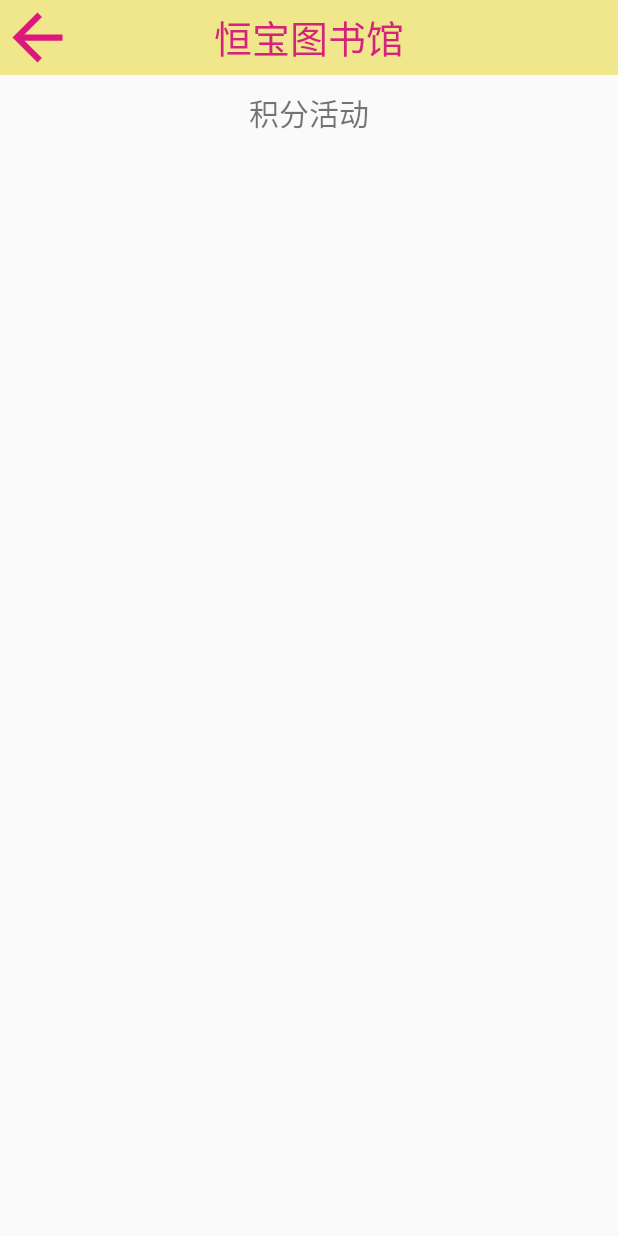
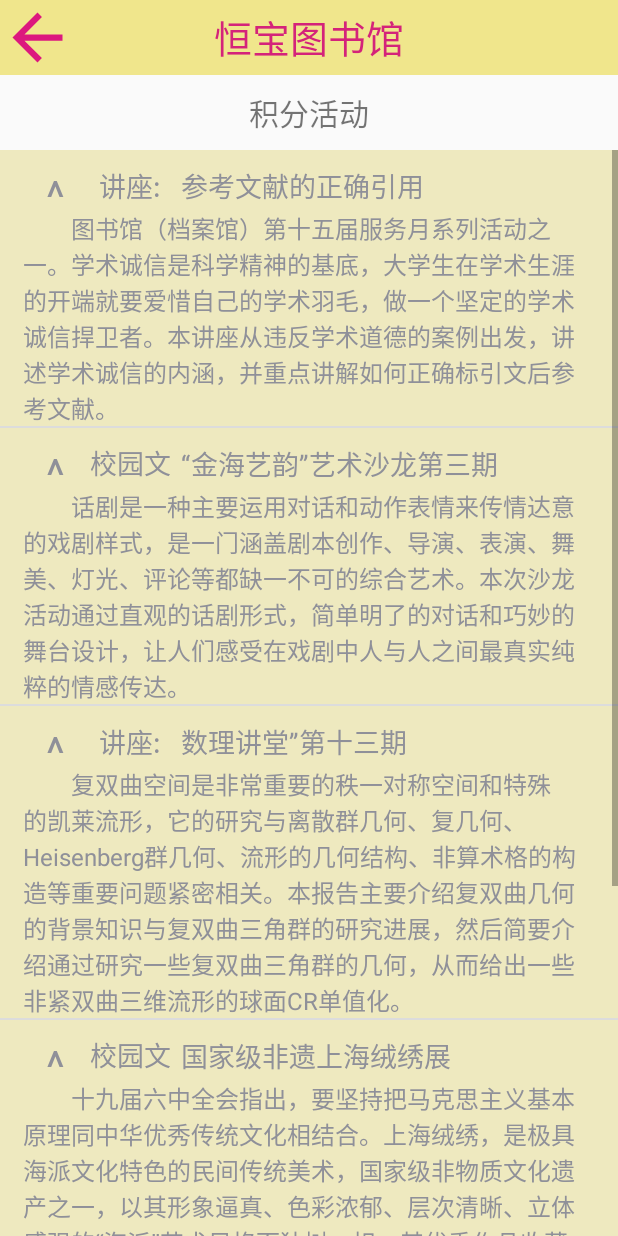
Before and after one commit to 17530588817/myLibrary, an Android app: the DefaultFragment screen opened directly, with no data from a screen before it, after a tap on "积分活动", on a phone screen of 412 x 824 dp. Run offline under Robolectric (Android 15) with nearby library versions, the phone set to English and light mode, and no system bars; our stand-ins replace CircleImageView; 4 statements that could not run were skipped; 3 other taps on this screen came first.

Commit message:
第18次: 1.main.default界面的GV的点击事件---完成 2.default.GV的no.1的点击事件---完成 3.待做《me界面的listview的点击》

```diff
--- a/app/src/main/AndroidManifest.xml
+++ b/app/src/main/AndroidManifest.xml
@@ -18,7 +18,7 @@
         android:supportsRtl="true"
         android:theme="@style/Theme.Library">
         <activity
-            android:name=".activity.CodePartyAvtivity"
+            android:name=".activity.CodePartyActivity"
             android:exported="true" />
         <activity
             android:name=".activity.InCodeActivity"
--- /dev/null
+++ b/app/src/main/java/com/heng/myLibrary/activity/CodePartyActivity.java
@@ -0,0 +1,67 @@
+package com.heng.myLibrary.activity;
+
+import androidx.appcompat.app.AppCompatActivity;
+
+import android.os.Bundle;
+import android.view.View;
+import android.widget.ImageView;
+import android.widget.ListView;
+
+import com.heng.myLibrary.R;
+import com.heng.myLibrary.adapter.CodePartyLvAdapter;
+import com.heng.myLibrary.database.bean.CodePartyItemBean;
+
+import java.util.ArrayList;
+import java.util.List;
+
+/**
+ * @author : HengZhang
+ * @date : 2021/12/21 22:29
+ * <p>
+ * 积分活动界面
+ */
+
+public class CodePartyActivity extends AppCompatActivity {
+
+    ListView codePartyLv;
+    ImageView codePartyBack;
+    List<CodePartyItemBean> mDatas;
+
+    @Override
+    protected void onCreate(Bundle savedInstanceState) {
+        super.onCreate(savedInstanceState);
+        setContentView(R.layout.activity_code_party_activity);
+
+        codePartyLv = findViewById(R.id.code_party_lv);
+        codePartyBack = findViewById(R.id.code_party_back);
+        codePartyBack.setOnClickListener(new View.OnClickListener() {
+            @Override
+            public void onClick(View view) {
+                finish();
+            }
+        });
+        showCodeParties();
+    }
+
+    private void showCodeParties() {
+        mDatas = new ArrayList<>();
+        CodePartyItemBean codePartyItemBean1 = new CodePartyItemBean("讲座:", "参考文献的正确引用",
+                "        图书馆（档案馆）第十五届服务月系列活动之一。学术诚信是科学精神的基底，大学生在学术生涯的开端就要爱惜自己的学术羽毛，做一个坚定的学术诚信捍卫者。本讲座从违反学术道德的案例出发，讲述学术诚信的内涵，并重点讲解如何正确标引文后参考文献。");
+        CodePartyItemBean codePartyItemBean2 = new CodePartyItemBean("校园文化:", "“金海艺韵”艺术沙龙第三期",
+                "        话剧是一种主要运用对话和动作表情来传情达意的戏剧样式，是一门涵盖剧本创作、导演、表演、舞美、灯光、评论等都缺一不可的综合艺术。本次沙龙活动通过直观的话剧形式，简单明了的对话和巧妙的舞台设计，让人们感受在戏剧中人与人之间最真实纯粹的情感传达。");
+        CodePartyItemBean codePartyItemBean3 = new CodePartyItemBean("讲座:", "数理讲堂”第十三期",
+                "        复双曲空间是非常重要的秩一对称空间和特殊的凯莱流形，它的研究与离散群几何、复几何、Heisenberg群几何、流形的几何结构、非算术格的构造等重要问题紧密相关。本报告主要介绍复双曲几何的背景知识与复双曲三角群的研究进展，然后简要介绍通过研究一些复双曲三角群的几何，从而给出一些非紧双曲三维流形的球面CR单值化。");
+        CodePartyItemBean codePartyItemBean4 = new CodePartyItemBean("校园文化:", "国家级非遗上海绒绣展",
+                "        十九届六中全会指出，要坚持把马克思主义基本原理同中华优秀传统文化相结合。上海绒绣，是极具海派文化特色的民间传统美术，国家级非物质文化遗产之一，以其形象逼真、色彩浓郁、层次清晰、立体感强的“海派”艺术风格而独树一帜，其优秀作品收藏展示于人民大会堂等国家重要场馆之中。为全面贯彻落实党的十九届六中全会精神，在青年学子中更好地传承发展中华优秀传统文化，本展览将选取上海绒绣中以“中国世界文化遗产”“祖国风光”“城市风景”“中国动物”等为主题创作的作品进行集中展示，重点展示中国锦绣河山和盛世图景，传播中国传统文化、红色文化、海派文化，并在高校掀起保护和传承非遗的热潮，激活非遗魅力，厚植大学生爱国主义情怀，提升高校师生艺术审美水平。");
+        CodePartyItemBean codePartyItemBean5 = new CodePartyItemBean("讲座:", "二维环面上的五次薛定谔方程拟周期解的构造 ",
+                "        本报告主要介绍一个无穷维哈密顿系统的KAM理论。作为一个应用报告者将给出一类二维环面上的五次薛定谔方程拟周期解的构造。");
+
+        mDatas.add(codePartyItemBean1);
+        mDatas.add(codePartyItemBean2);
+        mDatas.add(codePartyItemBean3);
+        mDatas.add(codePartyItemBean4);
+        mDatas.add(codePartyItemBean5);
+        CodePartyLvAdapter adapter = new CodePartyLvAdapter(getBaseContext(), mDatas);
+        codePartyLv.setAdapter(adapter);
+    }
+}
--- a/app/src/main/java/com/heng/myLibrary/activity/CodePartyAvtivity.java
+++ /dev/null
@@ -1,16 +0,0 @@
-package com.heng.myLibrary.activity;
-
-import androidx.appcompat.app.AppCompatActivity;
-
-import android.os.Bundle;
-
-import com.heng.myLibrary.R;
-
-public class CodePartyAvtivity extends AppCompatActivity {
-
-    @Override
-    protected void onCreate(Bundle savedInstanceState) {
-        super.onCreate(savedInstanceState);
-        setContentView(R.layout.activity_code_party_avtivity);
-    }
-}
--- a/app/src/main/java/com/heng/myLibrary/activity/InCodeActivity.java
+++ b/app/src/main/java/com/heng/myLibrary/activity/InCodeActivity.java
@@ -9,6 +9,8 @@ import android.widget.ImageView;
 import com.heng.myLibrary.R;
 
 /**
+ * @author : HengZhang
+ * @date : 2021/12/21 22:19
  * 入馆码界面
  */
 public class InCodeActivity extends AppCompatActivity {
@@ -18,7 +20,7 @@ public class InCodeActivity extends AppCompatActivity {
     @Override
     protected void onCreate(Bundle savedInstanceState) {
         super.onCreate(savedInstanceState);
-        setContentView(R.layout.activity_in_code_avtivity);
+        setContentView(R.layout.activity_in_code_activity);
 
         backImg = findViewById(R.id.incode_back);
         backImg.setOnClickListener(new View.OnClickListener() {
--- /dev/null
+++ b/app/src/main/java/com/heng/myLibrary/adapter/CodePartyLvAdapter.java
@@ -0,0 +1,76 @@
+package com.heng.myLibrary.adapter;
+
+import android.content.Context;
+import android.view.LayoutInflater;
+import android.view.View;
+import android.view.ViewGroup;
+import android.widget.BaseAdapter;
+import android.widget.TextView;
+
+import com.heng.myLibrary.R;
+import com.heng.myLibrary.database.bean.CodePartyItemBean;
+
+import java.util.List;
+
+/**
+ * @author : HengZhang
+ * @date : 2021/12/21 21:28
+ * <p>
+ * 积分活动lv的适配器
+ */
+
+public class CodePartyLvAdapter extends BaseAdapter {
+    Context context;
+    List<CodePartyItemBean> mDatas;
+
+    public CodePartyLvAdapter(Context context, List<CodePartyItemBean> mDatas) {
+        this.context = context;
+        this.mDatas = mDatas;
+    }
+
+    @Override
+    public int getCount() {
+        return mDatas.size();
+    }
+
+    @Override
+    public Object getItem(int position) {
+        return mDatas.get(position);
+    }
+
+    @Override
+    public long getItemId(int position) {
+        return position;
+    }
+
+    @Override
+    public View getView(int position, View convertView, ViewGroup viewGroup) {
+
+        CodePartyLvAdapter.ViewHolder holder = null;
+
+        if (convertView == null) {
+            convertView = LayoutInflater.from(context).inflate(R.layout.item_code_party_lv, null);
+            holder = new CodePartyLvAdapter.ViewHolder(convertView);
+            convertView.setTag(holder);
+        } else {
+            holder = (CodePartyLvAdapter.ViewHolder) convertView.getTag();
+        }
+        CodePartyItemBean codePartyItemBean = mDatas.get(position);
+        holder.codePartyItemTitleLv.setText(codePartyItemBean.getCodePartyItemBeanTitle());
+        holder.codePartyItemContentLv.setText(codePartyItemBean.getCodePartyItemBeanContent());
+        holder.codePartyItemCategoryLv.setText(codePartyItemBean.getCodePartyItemBeanCategory());
+
+        return convertView;
+    }
+
+    static class ViewHolder {
+        TextView codePartyItemCategoryLv,codePartyItemTitleLv, codePartyItemContentLv;
+
+        public ViewHolder(View view) {
+            codePartyItemTitleLv = view.findViewById(R.id.code_party_item_title);
+            codePartyItemCategoryLv = view.findViewById(R.id.code_party_item_category);
+            codePartyItemContentLv = view.findViewById(R.id.code_party_item_content);
+
+        }
+    }
+}
--- /dev/null
+++ b/app/src/main/java/com/heng/myLibrary/database/bean/CodePartyItemBean.java
@@ -0,0 +1,53 @@
+package com.heng.myLibrary.database.bean;
+
+/**
+ * @author : HengZhang
+ * @date : 2021/12/21 21:29
+ *
+ * 积分活动的bean
+ */
+
+public class CodePartyItemBean {
+    private String codePartyItemBeanCategory;
+    private String codePartyItemBeanTitle;
+    private String codePartyItemBeanContent;
+
+    public CodePartyItemBean(String codePartyItemBeanCategory, String codePartyItemBeanTitle, String codePartyItemBeanContent) {
+        this.codePartyItemBeanCategory = codePartyItemBeanCategory;
+        this.codePartyItemBeanTitle = codePartyItemBeanTitle;
+        this.codePartyItemBeanContent = codePartyItemBeanContent;
+    }
+
+    public String getCodePartyItemBeanCategory() {
+        return codePartyItemBeanCategory;
+    }
+
+    public void setCodePartyItemBeanCategory(String codePartyItemBeanCategory) {
+        this.codePartyItemBeanCategory = codePartyItemBeanCategory;
+    }
+
+    public String getCodePartyItemBeanTitle() {
+        return codePartyItemBeanTitle;
+    }
+
+    public void setCodePartyItemBeanTitle(String codePartyItemBeanTitle) {
+        this.codePartyItemBeanTitle = codePartyItemBeanTitle;
+    }
+
+    public String getCodePartyItemBeanContent() {
+        return codePartyItemBeanContent;
+    }
+
+    public void setCodePartyItemBeanContent(String codePartyItemBeanContent) {
+        this.codePartyItemBeanContent = codePartyItemBeanContent;
+    }
+
+    @Override
+    public String toString() {
+        return "CodePartyItemBean{" +
+                "codePartyItemBeanCategory='" + codePartyItemBeanCategory + '\'' +
+                ", codePartyItemBeanTitle='" + codePartyItemBeanTitle + '\'' +
+                ", codePartyItemBeanContent='" + codePartyItemBeanContent + '\'' +
+                '}';
+    }
+}
--- a/app/src/main/java/com/heng/myLibrary/fragment/defaultFrag/DefaultFragment.java
+++ b/app/src/main/java/com/heng/myLibrary/fragment/defaultFrag/DefaultFragment.java
@@ -19,7 +19,7 @@ import android.widget.ImageView;
 import android.widget.LinearLayout;
 
 import com.heng.myLibrary.R;
-import com.heng.myLibrary.activity.CodePartyAvtivity;
+import com.heng.myLibrary.activity.CodePartyActivity;
 import com.heng.myLibrary.activity.InCodeActivity;
 import com.heng.myLibrary.activity.NewsActivity;
 import com.heng.myLibrary.adapter.DefaultGVAdapter;
@@ -113,7 +113,7 @@ public class DefaultFragment extends Fragment implements View.OnClickListener {
                         startActivity(intent);
                         break;
                     case 1:
-                        intent = new Intent(getContext(), CodePartyAvtivity.class);
+                        intent = new Intent(getContext(), CodePartyActivity.class);
                         startActivity(intent);
                         break;
 
--- a/app/src/main/java/com/heng/myLibrary/fragment/meFrag/MeFragment.java
+++ b/app/src/main/java/com/heng/myLibrary/fragment/meFrag/MeFragment.java
@@ -26,6 +26,7 @@ import android.provider.MediaStore;
 import android.view.LayoutInflater;
 import android.view.View;
 import android.view.ViewGroup;
+import android.widget.AdapterView;
 import android.widget.Button;
 import android.widget.ListView;
 import android.widget.TextView;
@@ -52,7 +53,7 @@ public class MeFragment extends Fragment implements View.OnClickListener {
     CircleImageView iconIv;
     TextView nameTv, codeTv;
     User user;
-    ListView listView;
+    ListView meLv;
     List<MeItemBean> mDatas;
     Button exitBtn,newsBtn;
 
@@ -77,14 +78,35 @@ public class MeFragment extends Fragment implements View.OnClickListener {
         initView(view);
         addDataToList();
         loadUserImg();
+
+        //todo: listview设置触发事件
+        setLvListener();
+
         return view;
+    }
+
+    private void setLvListener() {
+        meLv.setOnItemClickListener(new AdapterView.OnItemClickListener() {
+            @Override
+            public void onItemClick(AdapterView<?> parent, View view, int position, long id) {
+                switch (position){
+                    case 0:
+                        // 我的积分
+                        Toast.makeText(getContext(),"当前积分：",Toast.LENGTH_SHORT).show();
+                        break;
+                    case 1:
+                        break;
+
+                }
+            }
+        });
     }
 
     private void initView(View view) {
         iconIv = view.findViewById(R.id.meFrag_iv);
         nameTv = view.findViewById(R.id.user_name);
         codeTv = view.findViewById(R.id.user_code);
-        listView = view.findViewById(R.id.me_lv);
+        meLv = view.findViewById(R.id.me_lv);
         exitBtn = view.findViewById(R.id.exit_login);
         newsBtn = view.findViewById(R.id.news);
 
@@ -213,7 +235,7 @@ public class MeFragment extends Fragment implements View.OnClickListener {
 
         //todo:  设置适配器
         MeItemAdapter adapter = new MeItemAdapter(getContext(), mDatas);
-        listView.setAdapter(adapter);
+        meLv.setAdapter(adapter);
     }
 
     //todo: 设置默认头像
--- a/app/src/main/res/drawable/mainactivity_bgm_no.xml
+++ b/app/src/main/res/drawable/mainactivity_bgm_no.xml
@@ -1,5 +1,5 @@
-<vector android:height="24dp" android:tint="#7F7F77"
+<vector android:height="60dp" android:tint="#7F7F77"
     android:viewportHeight="24" android:viewportWidth="24"
-    android:width="24dp" xmlns:android="http://schemas.android.com/apk/res/android">
+    android:width="60dp" xmlns:android="http://schemas.android.com/apk/res/android">
     <path android:fillColor="@android:color/white" android:pathData="M16.5,12c0,-1.77 -1.02,-3.29 -2.5,-4.03v2.21l2.45,2.45c0.03,-0.2 0.05,-0.41 0.05,-0.63zM19,12c0,0.94 -0.2,1.82 -0.54,2.64l1.51,1.51C20.63,14.91 21,13.5 21,12c0,-4.28 -2.99,-7.86 -7,-8.77v2.06c2.89,0.86 5,3.54 5,6.71zM4.27,3L3,4.27 7.73,9L3,9v6h4l5,5v-6.73l4.25,4.25c-0.67,0.52 -1.42,0.93 -2.25,1.18v2.06c1.38,-0.31 2.63,-0.95 3.69,-1.81L19.73,21 21,19.73l-9,-9L4.27,3zM12,4L9.91,6.09 12,8.18L12,4z"/>
 </vector>
--- a/app/src/main/res/drawable/mainactivity_bgm_yes.xml
+++ b/app/src/main/res/drawable/mainactivity_bgm_yes.xml
@@ -1,5 +1,5 @@
-<vector android:height="24dp" android:tint="#14C714"
+<vector android:height="60dp" android:tint="#14C714"
     android:viewportHeight="24" android:viewportWidth="24"
-    android:width="24dp" xmlns:android="http://schemas.android.com/apk/res/android">
+    android:width="60dp" xmlns:android="http://schemas.android.com/apk/res/android">
     <path android:fillColor="@android:color/white" android:pathData="M18.5,12c0,-1.77 -1.02,-3.29 -2.5,-4.03v8.05c1.48,-0.73 2.5,-2.25 2.5,-4.02zM5,9v6h4l5,5V4L9,9H5z"/>
 </vector>
--- a/app/src/main/res/layout/activity_code_party_avtivity.xml
+++ b/app/src/main/res/layout/activity_code_party_activity.xml
@@ -4,7 +4,7 @@
     xmlns:tools="http://schemas.android.com/tools"
     android:layout_width="match_parent"
     android:layout_height="match_parent"
-    tools:context=".activity.CodePartyAvtivity">
+    tools:context=".activity.CodePartyActivity">
 
     <TextView
         android:id="@+id/main_title"
@@ -35,9 +35,9 @@
         android:text="积分活动"/>
 
     <ListView
-        android:layout_below="@+id/code_party_title"
-        android:id="@+id/code_party_content"
+        android:id="@+id/code_party_lv"
         android:layout_width="match_parent"
-        android:layout_height="match_parent"/>
+        android:layout_height="match_parent"
+        android:layout_below="@+id/code_party_title" />
 
 </RelativeLayout>
--- a/app/src/main/res/layout/activity_main.xml
+++ b/app/src/main/res/layout/activity_main.xml
@@ -23,6 +23,7 @@
         android:layout_width="60dp"
         android:layout_height="60dp"
         android:layout_alignRight="@+id/main_title"
+        android:layout_centerHorizontal="true"
         android:layout_marginRight="10dp" />
 
     <RadioGroup
--- /dev/null
+++ b/app/src/main/res/layout/item_code_party_lv.xml
@@ -0,0 +1,51 @@
+<?xml version="1.0" encoding="utf-8"?>
+<LinearLayout xmlns:android="http://schemas.android.com/apk/res/android"
+    android:layout_width="match_parent"
+    android:layout_height="match_parent"
+
+    android:background="@color/bg_yellow"
+    android:orientation="vertical">
+
+    <LinearLayout
+        android:layout_marginTop="10dp"
+        android:layout_marginLeft="20dp"
+        android:orientation="horizontal"
+        android:layout_marginRight="20dp"
+        android:layout_width="match_parent"
+        android:layout_height="30dp">
+
+        <TextView
+            android:gravity="top|center_horizontal"
+            android:layout_width="0dp"
+            android:layout_weight="1"
+            android:layout_height="match_parent"
+            android:textSize="30sp"
+            android:text="^"/>
+
+        <TextView
+            android:id="@+id/code_party_item_category"
+            android:layout_width="0dp"
+            android:gravity="center_horizontal"
+            android:layout_height="match_parent"
+            android:textSize="18sp"
+            android:layout_weight="2"/>
+
+        <TextView
+            android:id="@+id/code_party_item_title"
+            android:layout_width="0dp"
+            android:gravity="left"
+            android:layout_height="match_parent"
+            android:textSize="18sp"
+            android:layout_weight="8"/>
+    </LinearLayout>
+
+    <TextView
+        android:layout_marginLeft="15dp"
+        android:layout_marginRight="15dp"
+        android:id="@+id/code_party_item_content"
+        android:layout_width="match_parent"
+        android:layout_height="0dp"
+        android:textSize="16sp"
+        android:layout_weight="8"/>
+
+</LinearLayout>
```
Also changed, not shown: app/src/main/res/layout/activity_in_code_activity.xml (renamed from app/src/main/res/layout/activity_in_code_avtivity.xml).
